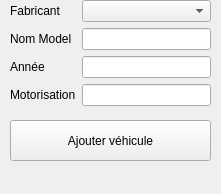
Old version of the form PyQt/Form_NewVehicule.ui in the repository alexhohn/projet_garage.
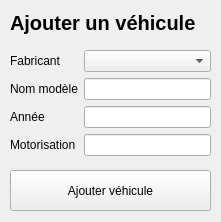
New version of the form.

```diff
--- a/PyQt/Form_NewVehicule.ui
+++ b/PyQt/Form_NewVehicule.ui
@@ -7,7 +7,7 @@
     <x>0</x>
     <y>0</y>
     <width>221</width>
-    <height>194</height>
+    <height>222</height>
    </rect>
   </property>
   <property name="minimumSize">
@@ -23,7 +23,7 @@
    <property name="geometry">
     <rect>
      <x>10</x>
-     <y>120</y>
+     <y>170</y>
      <width>201</width>
      <height>41</height>
     </rect>
@@ -36,7 +36,7 @@
    <property name="geometry">
     <rect>
      <x>10</x>
-     <y>0</y>
+     <y>50</y>
      <width>201</width>
      <height>111</height>
     </rect>
@@ -52,7 +52,7 @@
     <item row="1" column="0">
      <widget class="QLabel" name="label_9">
       <property name="text">
-       <string>Nom Model</string>
+       <string>Nom modèle</string>
       </property>
      </widget>
     </item>
@@ -84,6 +84,26 @@
     </item>
    </layout>
   </widget>
+  <widget class="QLabel" name="label_12">
+   <property name="geometry">
+    <rect>
+     <x>10</x>
+     <y>10</y>
+     <width>211</width>
+     <height>25</height>
+    </rect>
+   </property>
+   <property name="font">
+    <font>
+     <pointsize>15</pointsize>
+     <weight>75</weight>
+     <bold>true</bold>
+    </font>
+   </property>
+   <property name="text">
+    <string>Ajouter un véhicule</string>
+   </property>
+  </widget>
  </widget>
  <resources/>
  <connections/>
```
Left out of the diff: 2 changed lines with no effect on the pictures.
